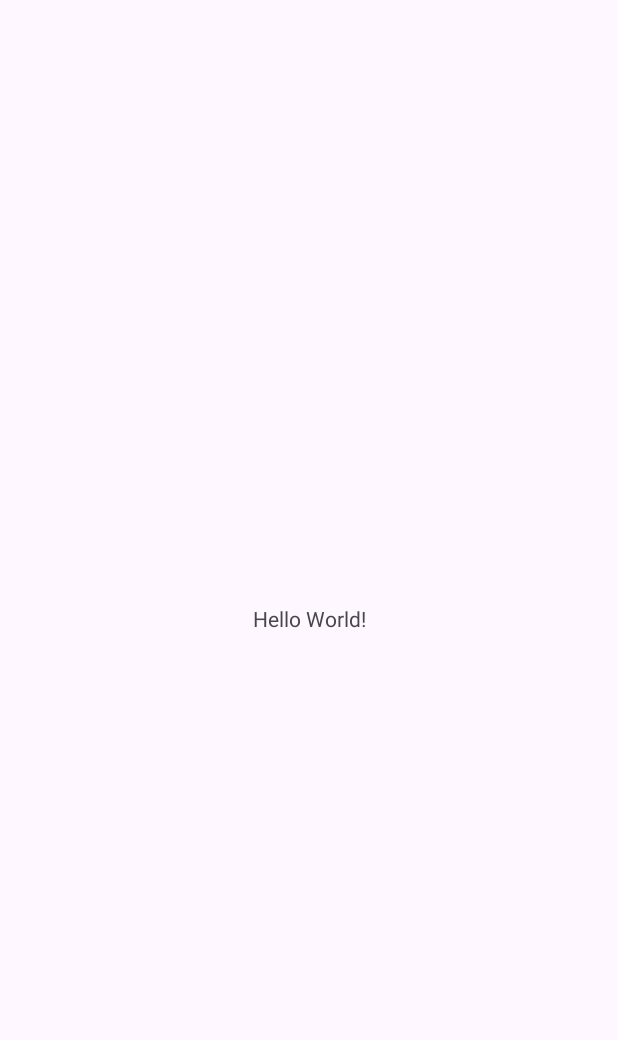
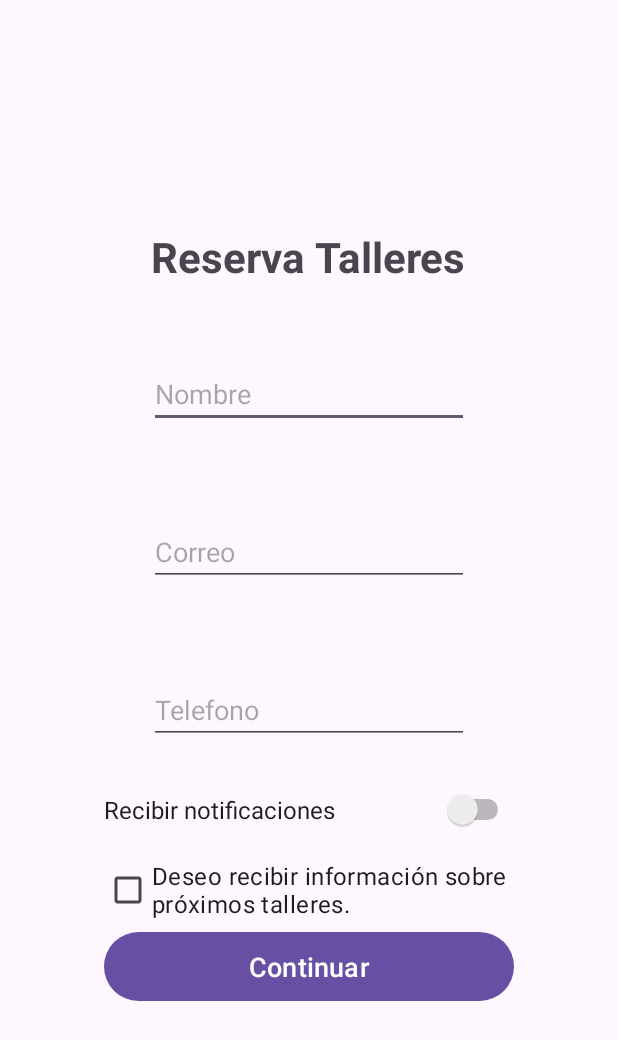
Before and after one commit to CaroSerra/ReservaTalleres, an Android app: the screen it shows after launch (DatosPersonalesActivity), on a phone screen of 412 x 824 dp. Before the commit the part shown is almost empty. Shown: the top 1040 px of the screen. Run offline under Robolectric (Android 15) with nearby library versions, the phone set to English and light mode, and no system bars; 1 statement that could not run was skipped.

Commit message:
Activity 1: XML completo, falta programación.

```diff
--- a/app/src/main/java/com/example/reservastalleres/DatosPersonalesActivity.java
+++ b/app/src/main/java/com/example/reservastalleres/DatosPersonalesActivity.java
@@ -10,7 +10,7 @@ import androidx.core.view.WindowInsetsCompat;
 
 //Actividad 1
 public class DatosPersonalesActivity extends AppCompatActivity {
-
+// fsfdsdf
     @Override
     protected void onCreate(Bundle savedInstanceState) {
         super.onCreate(savedInstanceState);
--- a/app/src/main/res/layout/activity_datos_personales.xml
+++ b/app/src/main/res/layout/activity_datos_personales.xml
@@ -1,19 +1,122 @@
 <?xml version="1.0" encoding="utf-8"?>
-<androidx.constraintlayout.widget.ConstraintLayout xmlns:android="http://schemas.android.com/apk/res/android"
-    xmlns:app="http://schemas.android.com/apk/res-auto"
+<LinearLayout xmlns:android="http://schemas.android.com/apk/res/android"
     xmlns:tools="http://schemas.android.com/tools"
-    android:id="@+id/main"
+    android:id="@+id/main2"
     android:layout_width="match_parent"
     android:layout_height="match_parent"
+    android:orientation="vertical"
+    android:gravity="center"
     tools:context=".DatosPersonalesActivity">
 
+
     <TextView
+        android:id="@+id/textViewTitulo"
         android:layout_width="wrap_content"
         android:layout_height="wrap_content"
-        android:text="Hello World!"
-        app:layout_constraintBottom_toBottomOf="parent"
-        app:layout_constraintEnd_toEndOf="parent"
-        app:layout_constraintStart_toStartOf="parent"
-        app:layout_constraintTop_toTopOf="parent" />
+        android:text="Reserva Talleres"
+        android:textSize="28sp"
+        android:textStyle="bold"
+        android:layout_marginBottom="20dp" />
 
-</androidx.constraintlayout.widget.ConstraintLayout>
+    <LinearLayout
+        android:layout_width="wrap_content"
+        android:layout_height="wrap_content"
+        android:gravity="center">
+
+        <LinearLayout
+            android:layout_width="wrap_content"
+            android:layout_height="wrap_content"
+            android:orientation="vertical">
+
+            <!--            -->
+            <!--   Nombre   -->
+            <!--            -->
+
+            <EditText
+                android:id="@+id/etNombre"
+                android:layout_margin="30sp"
+                android:layout_width="wrap_content"
+                android:layout_height="wrap_content"
+                android:autofillHints="no"
+                android:ems="10"
+                android:gravity="top"
+                android:hint="Nombre"
+                android:inputType="textPersonName"/>
+
+            <!--            -->
+            <!--   Correo   -->
+            <!--            -->
+
+            <EditText
+                android:id="@+id/etCorreo"
+                android:layout_margin="30sp"
+                android:layout_width="wrap_content"
+                android:layout_height="wrap_content"
+                android:autofillHints="no"
+                android:ems="10"
+                android:gravity="top"
+                android:inputType="textEmailAddress"
+                android:hint="Correo" />
+
+            <!--            -->
+            <!--  Telefono  -->
+            <!--            -->
+
+            <EditText
+                android:layout_margin="30sp"
+                android:layout_width="wrap_content"
+                android:layout_height="wrap_content"
+                android:autofillHints="no"
+                android:ems="10"
+                android:inputType="phone"
+                android:hint="Telefono" />
+
+            <!--                -->
+            <!-- Notificaciones -->
+            <!--                -->
+
+            <Switch
+                android:id="@+id/switchNotificaciones"
+                android:layout_width="match_parent"
+                android:layout_height="wrap_content"
+                android:text="Recibir notificaciones"
+                android:textSize="16sp"
+                android:layout_marginBottom="16dp"
+                tools:ignore="UseSwitchCompatOrMaterialXml" />
+
+            <!--            -->
+            <!--  Talleres  -->
+            <!--            -->
+
+            <CheckBox
+                android:id="@+id/cbTalleres"
+                android:layout_width="match_parent"
+                android:layout_height="wrap_content"
+                android:text="Deseo recibir información sobre próximos talleres."
+                android:textSize="16sp" />
+
+            <!--             -->
+            <!--    Botón    -->
+            <!--             -->
+
+            <LinearLayout
+                android:layout_width="match_parent"
+                android:layout_height="wrap_content"
+                android:orientation="horizontal"
+                android:gravity="center">
+
+                    <Button
+                        android:id="@+id/btnContinuar"
+                        android:layout_width="0dp"
+                        android:layout_height="wrap_content"
+                        android:layout_weight="1"
+                        android:text="Continuar"
+                        android:textSize="18sp"
+                        android:minHeight="54dp" />
+            </LinearLayout>
+
+        </LinearLayout>
+
+    </LinearLayout>
+
+</LinearLayout>
```
